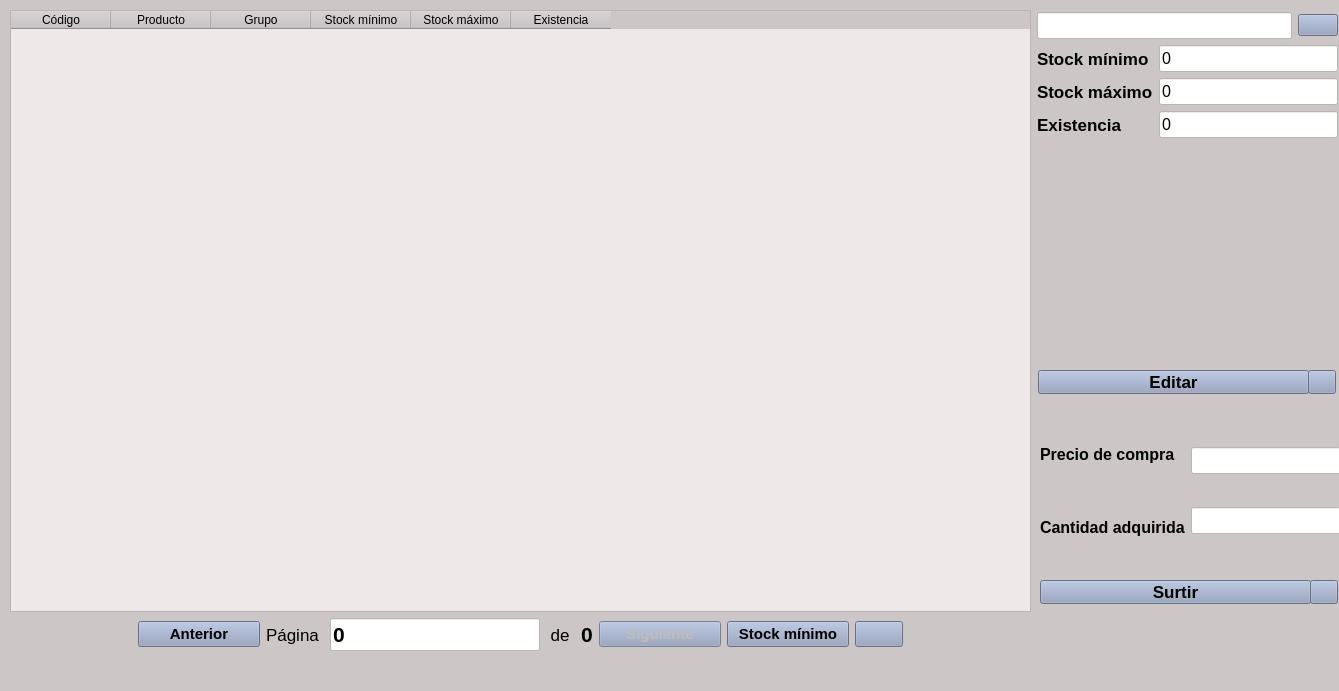
Qt form inventarioUI.ui (jesusArteaga17/FerreteriaGuerreroPython) before a commit.
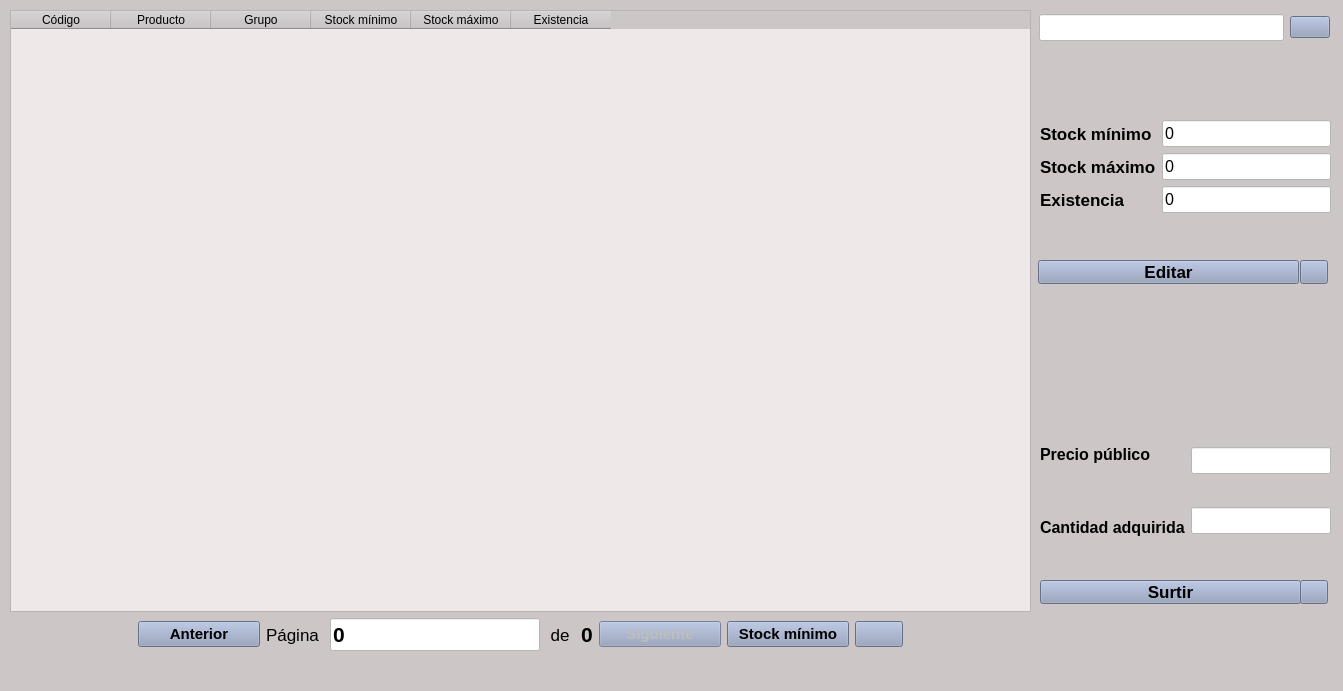
The same form after that commit. Icons and pictures are not drawn.

Commit message: Se eliminó precio de compra y demás cambios

```diff
--- a/inventarioUI.ui
+++ b/inventarioUI.ui
@@ -6,7 +6,7 @@
    <rect>
     <x>0</x>
     <y>0</y>
-    <width>1339</width>
+    <width>1343</width>
     <height>691</height>
    </rect>
   </property>
@@ -36,8 +36,8 @@
     <property name="geometry">
      <rect>
       <x>1038</x>
-      <y>370</y>
-      <width>271</width>
+      <y>260</y>
+      <width>261</width>
       <height>24</height>
      </rect>
     </property>
@@ -59,8 +59,8 @@
    <widget class="QPushButton" name="ayudaeditar">
     <property name="geometry">
      <rect>
-      <x>1308</x>
-      <y>370</y>
+      <x>1300</x>
+      <y>260</y>
       <width>28</width>
       <height>24</height>
      </rect>
@@ -76,7 +76,7 @@
    <widget class="QPushButton" name="ayudasurtir">
     <property name="geometry">
      <rect>
-      <x>1310</x>
+      <x>1300</x>
       <y>580</y>
       <width>28</width>
       <height>24</height>
@@ -95,7 +95,7 @@
      <rect>
       <x>1040</x>
       <y>420</y>
-      <width>301</width>
+      <width>291</width>
       <height>141</height>
      </rect>
     </property>
@@ -112,7 +112,7 @@
           </font>
          </property>
          <property name="text">
-          <string>Precio de compra</string>
+          <string>Precio público</string>
          </property>
         </widget>
        </item>
@@ -161,7 +161,7 @@
      <rect>
       <x>1040</x>
       <y>580</y>
-      <width>271</width>
+      <width>261</width>
       <height>24</height>
      </rect>
     </property>
@@ -176,127 +176,6 @@
      <string>Surtir</string>
     </property>
    </widget>
-   <widget class="QWidget" name="layoutWidget_4">
-    <property name="geometry">
-     <rect>
-      <x>1037</x>
-      <y>12</y>
-      <width>301</width>
-      <height>281</height>
-     </rect>
-    </property>
-    <layout class="QVBoxLayout" name="verticalLayout_8">
-     <item>
-      <layout class="QHBoxLayout" name="horizontalLayout_2">
-       <item>
-        <widget class="QLineEdit" name="busqueda">
-         <property name="font">
-          <font>
-           <pointsize>12</pointsize>
-          </font>
-         </property>
-         <property name="text">
-          <string/>
-         </property>
-        </widget>
-       </item>
-       <item>
-        <widget class="QPushButton" name="botonbuscar">
-         <property name="text">
-          <string/>
-         </property>
-         <property name="icon">
-          <iconset>
-           <normaloff>icons/searchmagnifierinterfacesymbol1_79893.png</normaloff>icons/searchmagnifierinterfacesymbol1_79893.png</iconset>
-         </property>
-        </widget>
-       </item>
-      </layout>
-     </item>
-     <item>
-      <layout class="QFormLayout" name="formLayout_2">
-       <item row="0" column="0">
-        <widget class="QLabel" name="label_5">
-         <property name="font">
-          <font>
-           <pointsize>13</pointsize>
-           <weight>75</weight>
-           <bold>true</bold>
-          </font>
-         </property>
-         <property name="text">
-          <string>Stock mínimo</string>
-         </property>
-        </widget>
-       </item>
-       <item row="0" column="1">
-        <widget class="QLineEdit" name="stockminimo">
-         <property name="font">
-          <font>
-           <pointsize>12</pointsize>
-          </font>
-         </property>
-         <property name="text">
-          <string>0</string>
-         </property>
-        </widget>
-       </item>
-       <item row="1" column="0">
-        <widget class="QLabel" name="label_6">
-         <property name="font">
-          <font>
-           <pointsize>13</pointsize>
-           <weight>75</weight>
-           <bold>true</bold>
-          </font>
-         </property>
-         <property name="text">
-          <string>Stock máximo</string>
-         </property>
-        </widget>
-       </item>
-       <item row="1" column="1">
-        <widget class="QLineEdit" name="stockmaximo">
-         <property name="font">
-          <font>
-           <pointsize>12</pointsize>
-          </font>
-         </property>
-         <property name="text">
-          <string>0</string>
-         </property>
-        </widget>
-       </item>
-       <item row="2" column="0">
-        <widget class="QLabel" name="label_11">
-         <property name="font">
-          <font>
-           <pointsize>13</pointsize>
-           <weight>75</weight>
-           <bold>true</bold>
-          </font>
-         </property>
-         <property name="text">
-          <string>Existencia</string>
-         </property>
-        </widget>
-       </item>
-       <item row="2" column="1">
-        <widget class="QLineEdit" name="stock">
-         <property name="font">
-          <font>
-           <pointsize>12</pointsize>
-          </font>
-         </property>
-         <property name="text">
-          <string>0</string>
-         </property>
-        </widget>
-       </item>
-      </layout>
-     </item>
-    </layout>
-   </widget>
    <widget class="QWidget" name="layoutWidget">
     <property name="geometry">
      <rect>
@@ -541,6 +420,131 @@
      </item>
     </layout>
    </widget>
+   <widget class="QWidget" name="">
+    <property name="geometry">
+     <rect>
+      <x>1040</x>
+      <y>120</y>
+      <width>291</width>
+      <height>136</height>
+     </rect>
+    </property>
+    <layout class="QFormLayout" name="formLayout_2">
+     <item row="0" column="0">
+      <widget class="QLabel" name="label_5">
+       <property name="font">
+        <font>
+         <pointsize>13</pointsize>
+         <weight>75</weight>
+         <bold>true</bold>
+        </font>
+       </property>
+       <property name="text">
+        <string>Stock mínimo</string>
+       </property>
+      </widget>
+     </item>
+     <item row="0" column="1">
+      <widget class="QLineEdit" name="stockminimo">
+       <property name="font">
+        <font>
+         <pointsize>12</pointsize>
+        </font>
+       </property>
+       <property name="text">
+        <string>0</string>
+       </property>
+      </widget>
+     </item>
+     <item row="1" column="0">
+      <widget class="QLabel" name="label_6">
+       <property name="font">
+        <font>
+         <pointsize>13</pointsize>
+         <weight>75</weight>
+         <bold>true</bold>
+        </font>
+       </property>
+       <property name="text">
+        <string>Stock máximo</string>
+       </property>
+      </widget>
+     </item>
+     <item row="1" column="1">
+      <widget class="QLineEdit" name="stockmaximo">
+       <property name="font">
+        <font>
+         <pointsize>12</pointsize>
+        </font>
+       </property>
+       <property name="text">
+        <string>0</string>
+       </property>
+      </widget>
+     </item>
+     <item row="2" column="0">
+      <widget class="QLabel" name="label_11">
+       <property name="font">
+        <font>
+         <pointsize>13</pointsize>
+         <weight>75</weight>
+         <bold>true</bold>
+        </font>
+       </property>
+       <property name="text">
+        <string>Existencia</string>
+       </property>
+      </widget>
+     </item>
+     <item row="2" column="1">
+      <widget class="QLineEdit" name="stock">
+       <property name="font">
+        <font>
+         <pointsize>12</pointsize>
+        </font>
+       </property>
+       <property name="text">
+        <string>0</string>
+       </property>
+      </widget>
+     </item>
+    </layout>
+   </widget>
+   <widget class="QWidget" name="">
+    <property name="geometry">
+     <rect>
+      <x>1039</x>
+      <y>14</y>
+      <width>291</width>
+      <height>27</height>
+     </rect>
+    </property>
+    <layout class="QHBoxLayout" name="horizontalLayout_2">
+     <item>
+      <widget class="QLineEdit" name="busqueda">
+       <property name="font">
+        <font>
+         <pointsize>12</pointsize>
+        </font>
+       </property>
+       <property name="text">
+        <string/>
+       </property>
+      </widget>
+     </item>
+     <item>
+      <widget class="QPushButton" name="botonbuscar">
+       <property name="text">
+        <string/>
+       </property>
+       <property name="icon">
+        <iconset>
+         <normaloff>icons/searchmagnifierinterfacesymbol1_79893.png</normaloff>icons/searchmagnifierinterfacesymbol1_79893.png</iconset>
+       </property>
+      </widget>
+     </item>
+    </layout>
+   </widget>
   </widget>
   <widget class="QMenuBar" name="menubar">
    <property name="geometry">
```
Left out of the diff: 4 changed lines with no effect on the pictures. The commit also changes 28 other files.
